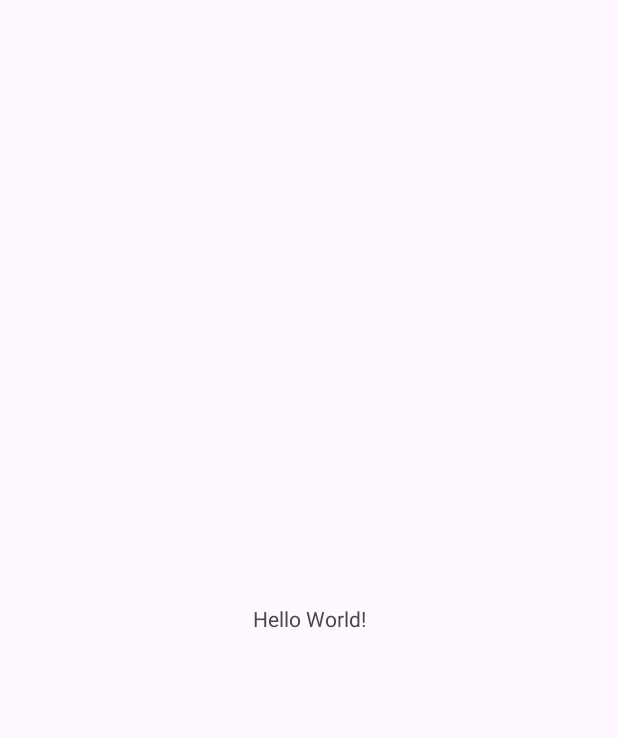
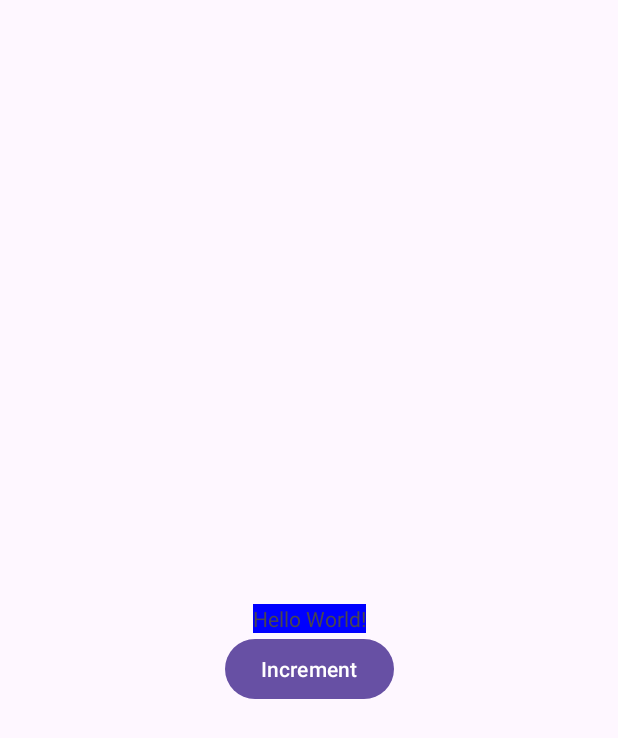
Before and after one commit to adhirajchhoda/tj_mobile, an Android app: the screen it shows after launch (MainActivity), on a phone screen of 412 x 824 dp. Before the commit the part shown is almost empty. Shown: the top 738 px of the screen. Run offline under Robolectric (Android 15) with nearby library versions, the phone set to English and light mode, and no system bars.

Commit message:
half of Lab01

```diff
--- a/app/src/main/java/com/adhiraj/lab01/MainActivity.java
+++ b/app/src/main/java/com/adhiraj/lab01/MainActivity.java
@@ -1,24 +1,17 @@
 package com.adhiraj.lab01;
 
 import android.os.Bundle;
-
-import androidx.activity.EdgeToEdge;
+import android.widget.TextView;
 import androidx.appcompat.app.AppCompatActivity;
-import androidx.core.graphics.Insets;
-import androidx.core.view.ViewCompat;
-import androidx.core.view.WindowInsetsCompat;
+import androidx.core.content.ContextCompat;
 
 public class MainActivity extends AppCompatActivity {
-
     @Override
     protected void onCreate(Bundle savedInstanceState) {
         super.onCreate(savedInstanceState);
-        EdgeToEdge.enable(this);
         setContentView(R.layout.activity_main);
-        ViewCompat.setOnApplyWindowInsetsListener(findViewById(R.id.main), (v, insets) -> {
-            Insets systemBars = insets.getInsets(WindowInsetsCompat.Type.systemBars());
-            v.setPadding(systemBars.left, systemBars.top, systemBars.right, systemBars.bottom);
-            return insets;
-        });
+
+        TextView textView = findViewById(R.id.textView);
+        textView.setTextColor(ContextCompat.getColor(this, R.color.nonchalant_red));
     }
 }
--- a/app/src/main/res/layout/activity_main.xml
+++ b/app/src/main/res/layout/activity_main.xml
@@ -8,12 +8,33 @@
     tools:context=".MainActivity">
 
     <TextView
+        android:id="@+id/textView"
+        android:text="Hello World!"
         android:layout_width="wrap_content"
         android:layout_height="wrap_content"
+        android:background="@color/blue"
+        app:layout_constraintBottom_toBottomOf="parent"
+        app:layout_constraintLeft_toLeftOf="parent"
+        app:layout_constraintRight_toRightOf="parent"
+        app:layout_constraintTop_toTopOf="parent"/>
+    <TextView
+        android:id="@+id/greeting_textview"
         android:text="Hello World!"
+        android:layout_width="wrap_content"
+        android:layout_height="wrap_content"
+        android:background="@color/blue"
         app:layout_constraintBottom_toBottomOf="parent"
-        app:layout_constraintEnd_toEndOf="parent"
-        app:layout_constraintStart_toStartOf="parent"
-        app:layout_constraintTop_toTopOf="parent" />
+        app:layout_constraintLeft_toLeftOf="parent"
+        app:layout_constraintRight_toRightOf="parent"
+        app:layout_constraintTop_toTopOf="parent"/>
+    <Button
+        android:id="@+id/increment_button"
+        android:layout_width="wrap_content"
+        android:layout_height="wrap_content"
+        app:layout_constraintTop_toBottomOf="@+id/greeting_textview"
+        app:layout_constraintLeft_toLeftOf="parent"
+        app:layout_constraintRight_toRightOf="parent"
+        android:text="@string/increment"
+        />
 
 </androidx.constraintlayout.widget.ConstraintLayout>
--- a/app/src/main/res/values/colors.xml
+++ b/app/src/main/res/values/colors.xml
@@ -2,4 +2,6 @@
 <resources>
     <color name="black">#FF000000</color>
     <color name="white">#FFFFFFFF</color>
+    <color name="nonchalant_red">#FFFF0000</color>
+    <color name="blue">#FF0000FF</color>
 </resources>
--- a/app/src/main/res/values/strings.xml
+++ b/app/src/main/res/values/strings.xml
@@ -1,3 +1,5 @@
 <resources>
-    <string name="app_name">Lab01</string>
+    <string name="app_name">Lab 01</string>
+    <string name="increment">Increment</string>
+    <string name="display_text">Display Text</string>
 </resources>
```
Also changed, not shown: app/src/main/res/values/themes.xml (line endings or trailing spaces).
